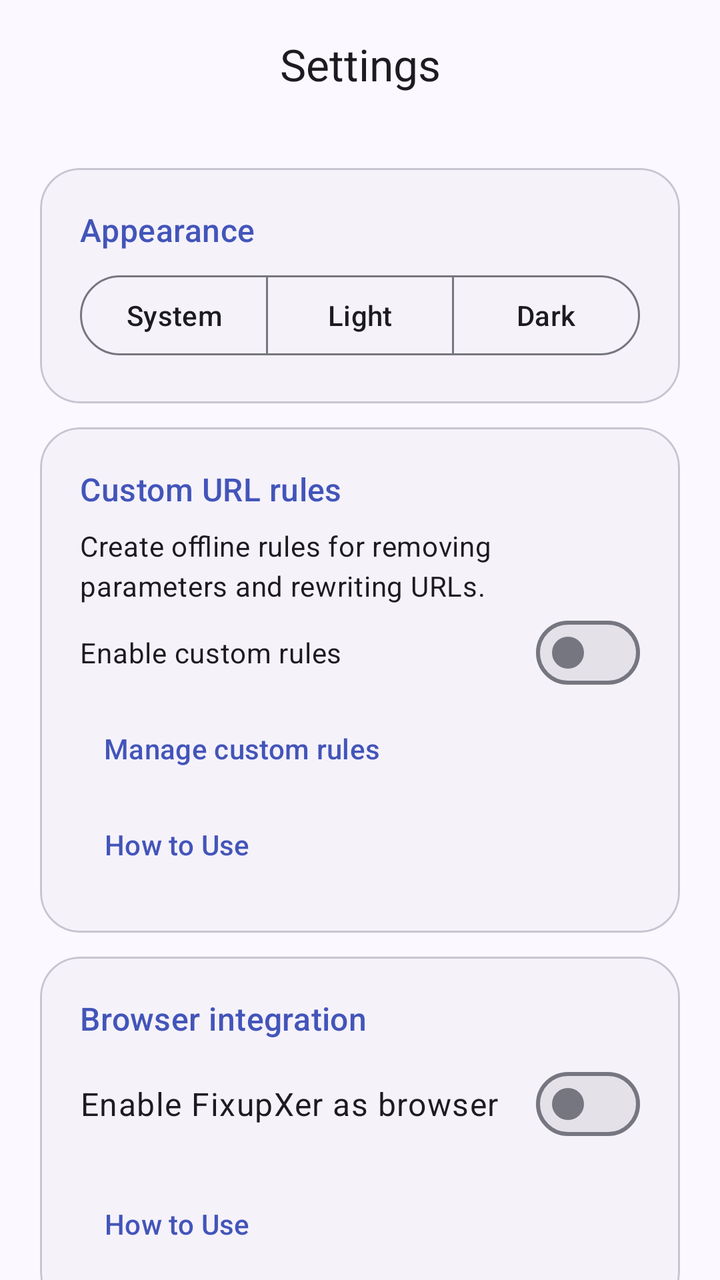
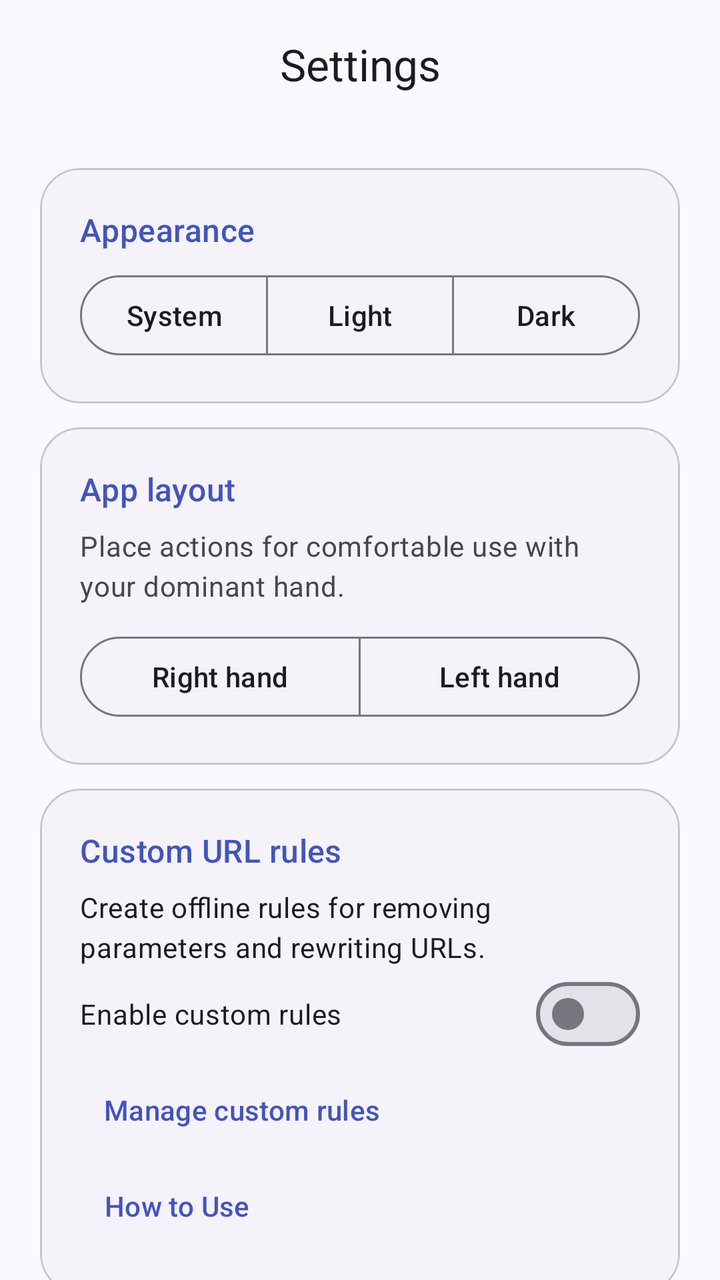

An Android layout rendered at two revisions. The XML below is the earlier revision; the diff shows what the commit changed to produce the second picture.
<!-- AndroidManifest.xml: activity theme Theme.FixupXer -->
<!-- res/layout/activity_settings.xml -->
<?xml version="1.0" encoding="utf-8"?>
<androidx.coordinatorlayout.widget.CoordinatorLayout xmlns:android="http://schemas.android.com/apk/res/android"
    xmlns:app="http://schemas.android.com/apk/res-auto"
    xmlns:tools="http://schemas.android.com/tools"
    android:layout_width="match_parent"
    android:layout_height="match_parent"
    android:background="?attr/colorSurface"
    android:fitsSystemWindows="false"
    tools:ignore="Overdraw"
    tools:context=".ui.SettingsActivity">

    <com.google.android.material.appbar.AppBarLayout
        android:id="@+id/appBarLayout"
        android:layout_width="match_parent"
        android:layout_height="wrap_content"
        android:background="?attr/colorSurface"
        android:stateListAnimator="@null"
        android:outlineProvider="none"
        app:liftOnScroll="false"
        app:liftOnScrollColor="?attr/colorSurface"
        app:elevation="0dp">

        <com.google.android.material.appbar.MaterialToolbar
            android:id="@+id/toolbar"
            android:layout_width="match_parent"
            android:layout_height="wrap_content"
            app:title="@string/settings_title"
            app:titleCentered="true"
            app:titleTextAppearance="@style/TextAppearance.Material3.TitleLarge" />

    </com.google.android.material.appbar.AppBarLayout>

    <androidx.core.widget.NestedScrollView
        android:id="@+id/mainScrollView"
        android:layout_width="match_parent"
        android:layout_height="match_parent"
        android:fillViewport="true"
        app:layout_behavior="@string/appbar_scrolling_view_behavior">

        <LinearLayout
            android:layout_width="match_parent"
            android:layout_height="wrap_content"
            android:orientation="vertical"
            android:padding="@dimen/padding_large">

            
            <com.google.android.material.card.MaterialCardView
                android:layout_width="match_parent"
                android:layout_height="wrap_content"
                android:layout_marginBottom="@dimen/padding_medium"
                app:cardCornerRadius="@dimen/flow_card_radius">

                <LinearLayout
                    android:layout_width="match_parent"
                    android:layout_height="wrap_content"
                    android:orientation="vertical"
                    android:padding="@dimen/padding_large">

                    <TextView
                        android:layout_width="wrap_content"
                        android:layout_height="wrap_content"
                        android:text="@string/appearance"
                        android:textAppearance="@style/TextAppearance.Material3.TitleMedium"
                        android:textColor="?attr/colorPrimary"
                        android:layout_marginBottom="@dimen/padding_small" />

                    <com.google.android.material.button.MaterialButtonToggleGroup
                        android:id="@+id/themeToggleGroup"
                        android:layout_width="match_parent"
                        android:layout_height="wrap_content"
                        app:selectionRequired="true"
                        app:singleSelection="true">

                        <com.google.android.material.button.MaterialButton
                            android:id="@+id/buttonThemeSystem"
                            style="?attr/materialButtonOutlinedStyle"
                            android:layout_width="0dp"
                            android:layout_height="wrap_content"
                            android:layout_weight="1"
                            android:paddingStart="@dimen/padding_small"
                            android:paddingEnd="@dimen/padding_small"
                            android:text="@string/theme_system" />

                        <com.google.android.material.button.MaterialButton
                            android:id="@+id/buttonThemeLight"
                            style="?attr/materialButtonOutlinedStyle"
                            android:layout_width="0dp"
                            android:layout_height="wrap_content"
                            android:layout_weight="1"
                            android:paddingStart="@dimen/padding_small"
                            android:paddingEnd="@dimen/padding_small"
                            android:text="@string/theme_light" />

                        <com.google.android.material.button.MaterialButton
                            android:id="@+id/buttonThemeDark"
                            style="?attr/materialButtonOutlinedStyle"
                            android:layout_width="0dp"
                            android:layout_height="wrap_content"
                            android:layout_weight="1"
                            android:paddingStart="@dimen/padding_small"
                            android:paddingEnd="@dimen/padding_small"
                            android:text="@string/theme_dark" />

                    </com.google.android.material.button.MaterialButtonToggleGroup>

                </LinearLayout>

            </com.google.android.material.card.MaterialCardView>

            
            <com.google.android.material.card.MaterialCardView
                android:layout_width="match_parent"
                android:layout_height="wrap_content"
                android:layout_marginBottom="@dimen/padding_medium"
                app:cardCornerRadius="@dimen/flow_card_radius">

                <LinearLayout
                    android:layout_width="match_parent"
                    android:layout_height="wrap_content"
                    android:orientation="vertical"
                    android:padding="@dimen/padding_large">

                    <TextView
                        android:layout_width="wrap_content"
                        android:layout_height="wrap_content"
                        android:text="@string/custom_rules_title"
                        android:textAppearance="@style/TextAppearance.Material3.TitleMedium"
                        android:textColor="?attr/colorPrimary" />

                    <TextView
                        android:id="@+id/textCustomRulesCount"
                        android:layout_width="match_parent"
                        android:layout_height="wrap_content"
                        android:layout_marginTop="@dimen/padding_small"
                        android:text="@string/custom_rules_description"
                        android:textAppearance="@style/TextAppearance.Material3.BodyMedium" />

                    <com.google.android.material.materialswitch.MaterialSwitch
                        android:id="@+id/switchCustomRules"
                        android:layout_width="match_parent"
                        android:layout_height="wrap_content"
                        android:text="@string/custom_rules_enabled" />

                    <com.google.android.material.button.MaterialButton
                        android:id="@+id/buttonCustomRules"
                        style="@style/Widget.Material3.Button.TextButton"
                        android:layout_width="wrap_content"
                        android:layout_height="wrap_content"
                        android:text="@string/custom_rules_manage" />

                    <com.google.android.material.button.MaterialButton
                        android:id="@+id/buttonCustomRulesHowTo"
                        style="@style/Widget.Material3.Button.TextButton"
                        android:layout_width="wrap_content"
                        android:layout_height="wrap_content"
                        android:text="@string/how_to_use" />
                </LinearLayout>
            </com.google.android.material.card.MaterialCardView>

            
            <com.google.android.material.card.MaterialCardView
                android:layout_width="match_parent"
                android:layout_height="wrap_content"
                android:layout_marginBottom="@dimen/padding_medium"
                app:cardCornerRadius="@dimen/flow_card_radius">

                <LinearLayout
                    android:layout_width="match_parent"
                    android:layout_height="wrap_content"
                    android:orientation="vertical"
                    android:padding="@dimen/padding_large">

                    <TextView
                        android:layout_width="wrap_content"
                        android:layout_height="wrap_content"
                        android:text="@string/browser_integration"
                        android:textAppearance="@style/TextAppearance.Material3.TitleMedium"
                        android:textColor="?attr/colorPrimary"
                        android:layout_marginBottom="@dimen/padding_small" />

                    <com.google.android.material.materialswitch.MaterialSwitch
                        android:id="@+id/switchBrowserMode"
                        android:layout_width="match_parent"
                        android:layout_height="wrap_content"
                        android:text="@string/enable_browser_mode"
                        android:textAppearance="@style/TextAppearance.Material3.BodyLarge" />

                    <com.google.android.material.button.MaterialButton
                        android:id="@+id/buttonReadThis"
                        android:layout_width="wrap_content"
                        android:layout_height="wrap_content"
                        android:layout_marginTop="@dimen/padding_medium"
                        android:text="@string/how_to_use"
                        style="@style/Widget.Material3.Button.TextButton" />

                </LinearLayout>

            </com.google.android.material.card.MaterialCardView>

            
            <com.google.android.material.card.MaterialCardView
                android:layout_width="match_parent"
                android:layout_height="wrap_content"
                android:layout_marginBottom="@dimen/padding_medium"
                app:cardCornerRadius="@dimen/flow_card_radius">

                <LinearLayout
                    android:layout_width="match_parent"
                    android:layout_height="wrap_content"
                    android:orientation="vertical"
                    android:padding="@dimen/padding_large">

                    <TextView
                        android:layout_width="wrap_content"
                        android:layout_height="wrap_content"
                        android:text="@string/after_clean_behavior"
                        android:textAppearance="@style/TextAppearance.Material3.TitleMedium"
                        android:textColor="?attr/colorPrimary"
                        android:layout_marginBottom="@dimen/padding_small" />

                    <RadioGroup
                        android:id="@+id/radioGroupActionMode"
                        android:layout_width="match_parent"
                        android:layout_height="wrap_content">

                        <com.google.android.material.radiobutton.MaterialRadioButton
                            android:id="@+id/radioAskEveryTime"
                            android:layout_width="match_parent"
                            android:layout_height="wrap_content"
                            android:text="@string/action_mode_ask"
                            android:textAppearance="@style/TextAppearance.Material3.BodyLarge" />

                        <com.google.android.material.radiobutton.MaterialRadioButton
                            android:id="@+id/radioFollowPriority"
                            android:layout_width="match_parent"
                            android:layout_height="wrap_content"
                            android:text="@string/action_mode_priority"
                            android:textAppearance="@style/TextAppearance.Material3.BodyLarge" />

                    </RadioGroup>
                    
                    <com.google.android.material.divider.MaterialDivider
                        android:layout_width="match_parent"
                        android:layout_height="wrap_content"
                        android:layout_marginTop="@dimen/padding_medium"
                        android:layout_marginBottom="@dimen/padding_medium" />
                    
                    <com.google.android.material.button.MaterialButton
                        android:id="@+id/buttonConversionDefaults"
                        android:layout_width="wrap_content"
                        android:layout_height="wrap_content"
                        android:text="@string/conversion_defaults"
                        style="@style/Widget.Material3.Button.TextButton" />

                </LinearLayout>

            </com.google.android.material.card.MaterialCardView>

            
            <com.google.android.material.card.MaterialCardView
                android:id="@+id/actionPrioritySection"
                android:layout_width="match_parent"
                android:layout_height="wrap_content"
                android:visibility="gone"
                app:cardCornerRadius="@dimen/flow_card_radius">

                <LinearLayout
                    android:layout_width="match_parent"
                    android:layout_height="wrap_content"
                    android:orientation="vertical"
                    android:padding="@dimen/padding_large">

                    <TextView
                        android:layout_width="wrap_content"
                        android:layout_height="wrap_content"
                        android:text="@string/action_priority"
                        android:textAppearance="@style/TextAppearance.Material3.TitleMedium"
                        android:textColor="?attr/colorPrimary"
                        android:layout_marginBottom="@dimen/padding_small" />

                    <com.google.android.material.divider.MaterialDivider
                        android:layout_width="match_parent"
                        android:layout_height="wrap_content"
                        android:layout_marginBottom="@dimen/padding_small" />

                    <androidx.recyclerview.widget.RecyclerView
                        android:id="@+id/recyclerViewActionPriority"
                        android:layout_width="match_parent"
                        android:layout_height="wrap_content"
                        android:nestedScrollingEnabled="false" />

                </LinearLayout>

            </com.google.android.material.card.MaterialCardView>

        </LinearLayout>

    </androidx.core.widget.NestedScrollView>

</androidx.coordinatorlayout.widget.CoordinatorLayout>
<!-- resources referenced by this layout -->
<resources>
  <dimen name="padding_large">24dp</dimen>
  <dimen name="padding_medium">16dp</dimen>
  <dimen name="padding_small">8dp</dimen>
  <string name="conversion_defaults">Conversion defaults</string>
  <string name="theme_dark">Dark</string>
  <string name="theme_light">Light</string>
  <style name="Base.Theme.FixupXer" parent="Theme.Material3.DayNight.NoActionBar">
          
          <item name="colorPrimary">@color/md_theme_primary</item>
          <item name="colorOnPrimary">@color/md_theme_onPrimary</item>
          <item name="colorPrimaryContainer">@color/md_theme_primaryContainer</item>
          <item name="colorOnPrimaryContainer">@color/md_theme_onPrimaryContainer</item>
  
          
          <item name="colorSecondary">@color/md_theme_secondary</item>
          <item name="colorOnSecondary">@color/md_theme_onSecondary</item>
          <item name="colorSecondaryContainer">@color/md_theme_secondaryContainer</item>
          <item name="colorOnSecondaryContainer">@color/md_theme_onSecondaryContainer</item>
  
          
          <item name="colorTertiary">@color/md_theme_tertiary</item>
          <item name="colorOnTertiary">@color/md_theme_onTertiary</item>
          <item name="colorTertiaryContainer">@color/md_theme_tertiaryContainer</item>
          <item name="colorOnTertiaryContainer">@color/md_theme_onTertiaryContainer</item>
  
          
          <item name="colorError">@color/md_theme_error</item>
          <item name="colorOnError">@color/md_theme_onError</item>
          <item name="colorErrorContainer">@color/md_theme_errorContainer</item>
          <item name="colorOnErrorContainer">@color/md_theme_onErrorContainer</item>
  
          
          <item name="android:colorBackground">@color/md_theme_background</item>
          <item name="colorOnBackground">@color/md_theme_onBackground</item>
          <item name="colorSurface">@color/md_theme_surface</item>
          <item name="colorOnSurface">@color/md_theme_onSurface</item>
          <item name="colorSurfaceVariant">@color/md_theme_surfaceVariant</item>
          <item name="colorOnSurfaceVariant">@color/md_theme_onSurfaceVariant</item>
  
          
          <item name="colorOutline">@color/md_theme_outline</item>
          <item name="colorOutlineVariant">@color/md_theme_outlineVariant</item>
  
          
          <item name="colorSurfaceContainerLowest">@color/md_theme_surfaceContainerLowest</item>
          <item name="colorSurfaceContainerLow">@color/md_theme_surfaceContainerLow</item>
          <item name="colorSurfaceContainer">@color/md_theme_surfaceContainer</item>
          <item name="colorSurfaceContainerHigh">@color/md_theme_surfaceContainerHigh</item>
          <item name="colorSurfaceContainerHighest">@color/md_theme_surfaceContainerHighest</item>
  
          
          <item name="colorSurfaceInverse">@color/md_theme_inverseSurface</item>
          <item name="colorOnSurfaceInverse">@color/md_theme_inverseOnSurface</item>
          <item name="colorPrimaryInverse">@color/md_theme_inversePrimary</item>
  
          
          <item name="materialCardViewStyle">@style/CardStyle</item>
          <item name="materialSwitchStyle">@style/SwitchStyle</item>
          <item name="materialButtonStyle">@style/ButtonStyle</item>
  
          
          <item name="android:windowContentOverlay">@null</item>
      </style>
  <!-- unchanged entries left out for length: 53 -->
</resources>

<!-- the commit's change to res/layout/activity_settings.xml (unified diff, before → after) -->
@@ -123,6 +123,64 @@
                     <TextView
                         android:layout_width="wrap_content"
                         android:layout_height="wrap_content"
+                        android:text="@string/app_layout"
+                        android:textAppearance="@style/TextAppearance.Material3.TitleMedium"
+                        android:textColor="?attr/colorPrimary" />
+
+                    <TextView
+                        android:layout_width="match_parent"
+                        android:layout_height="wrap_content"
+                        android:layout_marginTop="@dimen/padding_small"
+                        android:layout_marginBottom="@dimen/padding_medium"
+                        android:text="@string/app_layout_description"
+                        android:textAppearance="@style/TextAppearance.Material3.BodyMedium"
+                        android:textColor="?attr/colorOnSurfaceVariant" />
+
+                    <com.google.android.material.button.MaterialButtonToggleGroup
+                        android:id="@+id/handToggleGroup"
+                        android:layout_width="match_parent"
+                        android:layout_height="wrap_content"
+                        app:selectionRequired="true"
+                        app:singleSelection="true">
+
+                        <com.google.android.material.button.MaterialButton
+                            android:id="@+id/buttonHandRight"
+                            style="?attr/materialButtonOutlinedStyle"
+                            android:layout_width="0dp"
+                            android:layout_height="wrap_content"
+                            android:layout_weight="1"
+                            android:text="@string/dominant_hand_right" />
+
+                        <com.google.android.material.button.MaterialButton
+                            android:id="@+id/buttonHandLeft"
+                            style="?attr/materialButtonOutlinedStyle"
+                            android:layout_width="0dp"
+                            android:layout_height="wrap_content"
+                            android:layout_weight="1"
+                            android:text="@string/dominant_hand_left" />
+
+                    </com.google.android.material.button.MaterialButtonToggleGroup>
+
+                </LinearLayout>
+
+            </com.google.android.material.card.MaterialCardView>
+
+            
+            <com.google.android.material.card.MaterialCardView
+                android:layout_width="match_parent"
+                android:layout_height="wrap_content"
+                android:layout_marginBottom="@dimen/padding_medium"
+                app:cardCornerRadius="@dimen/flow_card_radius">
+
+                <LinearLayout
+                    android:layout_width="match_parent"
+                    android:layout_height="wrap_content"
+                    android:orientation="vertical"
+                    android:padding="@dimen/padding_large">
+
+                    <TextView
+                        android:layout_width="wrap_content"
+                        android:layout_height="wrap_content"
                         android:text="@string/custom_rules_title"
                         android:textAppearance="@style/TextAppearance.Material3.TitleMedium"
                         android:textColor="?attr/colorPrimary" />
@@ -178,6 +236,22 @@
                         android:textColor="?attr/colorPrimary"
                         android:layout_marginBottom="@dimen/padding_small" />
 
+                    <TextView
+                        android:layout_width="match_parent"
+                        android:layout_height="wrap_content"
+                        android:text="@string/browser_integration_description"
+                        android:textAppearance="@style/TextAppearance.Material3.BodyMedium"
+                        android:textColor="?attr/colorOnSurfaceVariant" />
+
+                    <TextView
+                        android:layout_width="match_parent"
+                        android:layout_height="wrap_content"
+                        android:layout_marginTop="@dimen/padding_small"
+                        android:layout_marginBottom="@dimen/padding_small"
+                        android:text="@string/browser_integration_setup"
+                        android:textAppearance="@style/TextAppearance.Material3.BodySmall"
+                        android:textColor="?attr/colorOnSurfaceVariant" />
+
                     <com.google.android.material.materialswitch.MaterialSwitch
                         android:id="@+id/switchBrowserMode"
                         android:layout_width="match_parent"
@@ -193,6 +267,26 @@
                         android:text="@string/how_to_use"
                         style="@style/Widget.Material3.Button.TextButton" />
 
+                    <com.google.android.material.divider.MaterialDivider
+                        android:layout_width="match_parent"
+                        android:layout_height="wrap_content"
+                        android:layout_marginTop="@dimen/padding_medium"
+                        android:layout_marginBottom="@dimen/padding_medium" />
+
+                    <com.google.android.material.button.MaterialButton
+                        android:id="@+id/buttonConversionDefaults"
+                        android:layout_width="wrap_content"
+                        android:layout_height="wrap_content"
+                        android:text="@string/conversion_defaults"
+                        style="@style/Widget.Material3.Button.TextButton" />
+
+                    <com.google.android.material.button.MaterialButton
+                        android:id="@+id/buttonConfigurationStatus"
+                        android:layout_width="wrap_content"
+                        android:layout_height="wrap_content"
+                        android:text="@string/configuration_status"
+                        style="@style/Widget.Material3.Button.TextButton" />
+
                 </LinearLayout>
 
             </com.google.android.material.card.MaterialCardView>
@@ -238,19 +332,6 @@
                             android:textAppearance="@style/TextAppearance.Material3.BodyLarge" />
 
                     </RadioGroup>
-                    
-                    <com.google.android.material.divider.MaterialDivider
-                        android:layout_width="match_parent"
-                        android:layout_height="wrap_content"
-                        android:layout_marginTop="@dimen/padding_medium"
-                        android:layout_marginBottom="@dimen/padding_medium" />
-                    
-                    <com.google.android.material.button.MaterialButton
-                        android:id="@+id/buttonConversionDefaults"
-                        android:layout_width="wrap_content"
-                        android:layout_height="wrap_content"
-                        android:text="@string/conversion_defaults"
-                        style="@style/Widget.Material3.Button.TextButton" />
 
                 </LinearLayout>
 
<!-- resource entries referenced after the edit -->
@@ -3,7 +3,14 @@
   <dimen name="padding_large">24dp</dimen>
   <dimen name="padding_medium">16dp</dimen>
   <dimen name="padding_small">8dp</dimen>
-  <string name="conversion_defaults">Conversion defaults</string>
+  <string name="app_layout">App layout</string>
+  <string name="app_layout_description">Place actions for comfortable use with your dominant hand.</string>
+  <string name="browser_integration_description">Clean eligible web links locally before handing them to another app. FixupXer does not load web pages.</string>
+  <string name="browser_integration_setup">Setup: 1. Enable FixupXer below. 2. Select FixupXer in Android Settings → Default apps → Browser app.</string>
+  <string name="configuration_status">Configuration status</string>
+  <string name="conversion_defaults">Privacy conversions</string>
+  <string name="dominant_hand_left">Left hand</string>
+  <string name="dominant_hand_right">Right hand</string>
   <string name="theme_dark">Dark</string>
   <string name="theme_light">Light</string>
   <style name="Base.Theme.FixupXer" parent="Theme.Material3.DayNight.NoActionBar">
@@ -30,6 +37,7 @@
           <item name="colorOnError">@color/md_theme_onError</item>
           <item name="colorErrorContainer">@color/md_theme_errorContainer</item>
           <item name="colorOnErrorContainer">@color/md_theme_onErrorContainer</item>
+          <item name="configuration_status_attention_tint">?attr/colorError</item>
   
           
           <item name="android:colorBackground">@color/md_theme_background</item>
